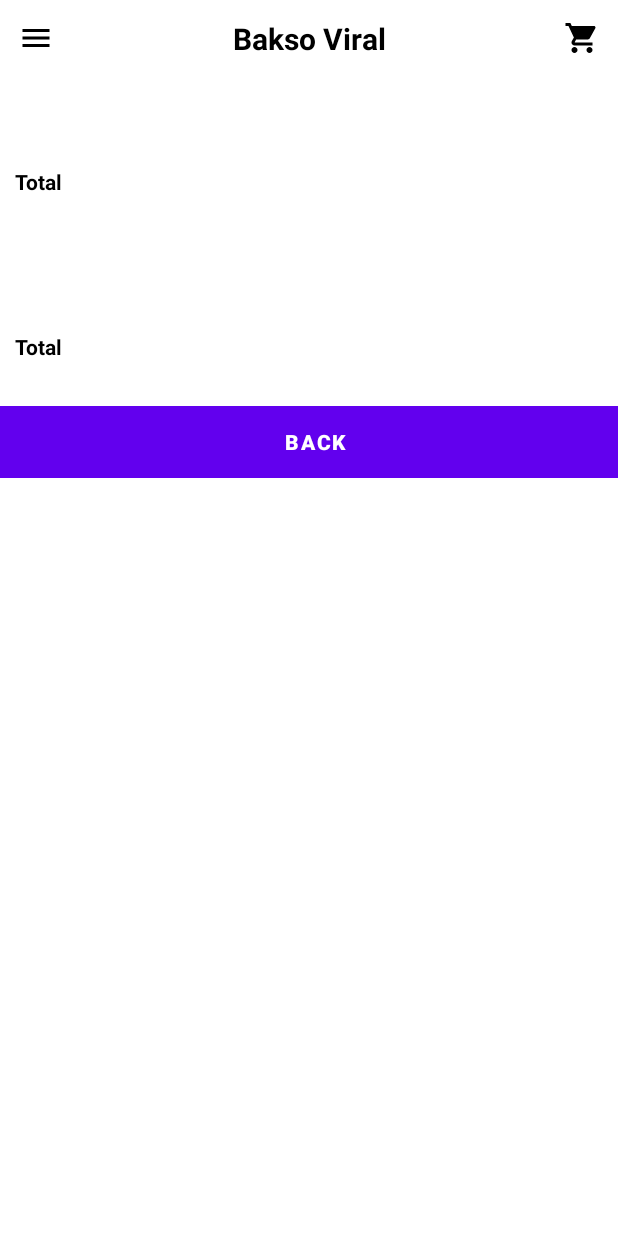
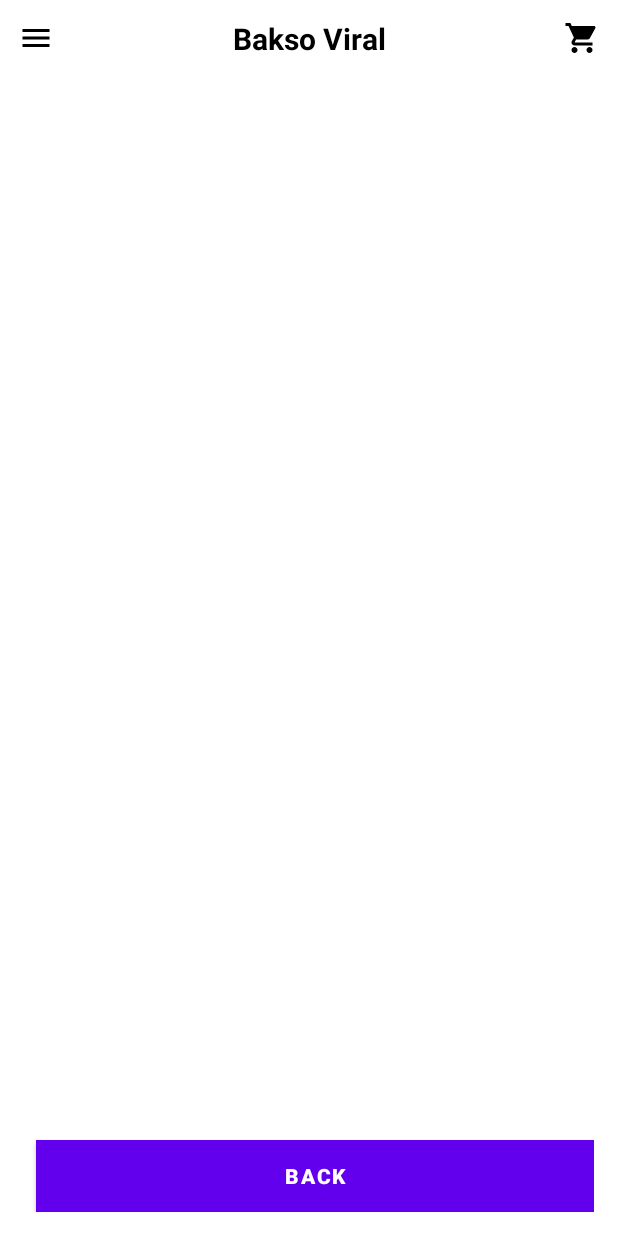
Before and after one commit to priska19/A_KELOMPOK1_MOBILE, an Android app: the RiwayatPembelian screen opened directly, with no data from a screen before it, on a phone screen of 412 x 824 dp. Run offline under Robolectric (Android 15) with nearby library versions, the phone set to English and light mode, and no system bars; 1 statement that could not run was skipped.

Commit message:
tampilan history

```diff
--- a/Bakso_Viral_Jember_Mobile/app/src/main/res/layout/activity_riwayatpembelian.xml
+++ b/Bakso_Viral_Jember_Mobile/app/src/main/res/layout/activity_riwayatpembelian.xml
@@ -15,131 +15,46 @@
         android:orientation="vertical">
         <include
             layout="@layout/main_tool"/>
-<ScrollView xmlns:android="http://schemas.android.com/apk/res/android"
-    xmlns:app="http://schemas.android.com/apk/res-auto"
-    xmlns:tools="http://schemas.android.com/tools"
-    android:layout_width="match_parent"
-    android:layout_height="match_parent">
-    tools:context=".MainActivity">
 
-    <LinearLayout
-        android:layout_width="match_parent"
-        android:layout_height="wrap_content"
-        android:orientation="vertical">
-
-        <TableLayout
-            android:id="@+id/tablelayoutid"
+        <RelativeLayout
+            xmlns:android="http://schemas.android.com/apk/res/android"
+            xmlns:tools="http://schemas.android.com/tools"
             android:layout_width="match_parent"
-            android:layout_height="wrap_content"
-            android:layout_marginTop="10dp"
-            android:background="@android:color/white">
-
-            <TableRow
-                android:id="@+id/pembelian1"
-                android:layout_width="match_parent"
-                android:layout_height="match_parent"
-                android:background="@android:color/white"
-                android:padding="10dp">
-
-                <LinearLayout
-                    android:layout_width="fill_parent"
-                    android:layout_height="fill_parent"
-                    android:orientation="vertical">
-
-                    <TableLayout
-                        android:id="@+id/tablelayoutpesanan"
-                        android:layout_width="match_parent"
-                        android:layout_height="wrap_content"
-                        android:layout_marginTop="10dp">
-
-                        <ListView
-                            android:layout_width="match_parent"
-                            android:layout_height="wrap_content" />
-                    </TableLayout>
-                </LinearLayout>
-
-            </TableRow>
-        </TableLayout>
-
-        <TableRow
-            android:id="@+id/total"
-            android:layout_width="410dp"
-            android:layout_height="100dp"
-            android:layout_marginTop="10dp"
-            android:background="@android:color/white"
-            android:padding="10dp">
-
-
-            <LinearLayout
-                android:layout_width="fill_parent"
-                android:layout_height="fill_parent"
-                android:orientation="vertical">
-
-                <TextView
-                    android:layout_width="150dp"
-                    android:layout_height="wrap_content"
-                    android:text="Total"
-                    android:textColor="@color/black"
-                    android:textStyle="bold" />
-
-            </LinearLayout>
-
-        </TableRow>
-
-        <TableRow
-            android:id="@+id/total2"
-            android:layout_width="410dp"
-            android:layout_height="wrap_content"
-            android:layout_marginTop="10dp"
-            android:background="@android:color/white"
-            android:padding="10dp">
-
-
-            <LinearLayout
+            android:layout_height="match_parent"
+            android:paddingBottom="16dp"
+            android:paddingLeft="16dp"
+            android:paddingRight="16dp"
+            android:paddingTop="16dp"
+            tools:context=".MainActivity">
+            <ListView
+                android:id="@+id/listView1"
                 android:layout_width="match_parent"
                 android:layout_height="wrap_content"
-                android:orientation="vertical">
-
-                <ListView
-                    android:layout_width="match_parent"
-                    android:layout_height="wrap_content" />
-
-                <TextView
-                    android:layout_width="150dp"
-                    android:layout_height="wrap_content"
-                    android:text="Total"
-                    android:textColor="@color/black"
-                    android:textStyle="bold" />
-
-            </LinearLayout>
-        </TableRow>
-
-        <LinearLayout
-            android:layout_width="match_parent"
-            android:layout_height="wrap_content"
-            android:layout_marginTop="20dp"
-            android:gravity="center"
-            android:orientation="horizontal">
+                android:layout_alignParentTop="true"
+                android:layout_alignParentRight="true"
+                android:layout_alignParentEnd="true"
+                android:layout_above="@id/btBack" />
 
             <Button
-                android:id="@+id/tombol3"
+                android:id="@+id/btBack"
                 android:layout_width="500dp"
                 android:layout_height="wrap_content"
                 android:layout_marginLeft="8dp"
                 android:background="@color/white"
                 android:text="BACK"
                 android:textColor="#FFFFFF"
-                android:textStyle="bold" />
-        </LinearLayout>
+                android:textStyle="bold"
+                android:layout_alignParentBottom="true"
+                android:layout_alignParentLeft="true"
+                android:layout_alignParentStart="true"/>
+        </RelativeLayout>
     </LinearLayout>
-</ScrollView>
-   </LinearLayout>
-    <RelativeLayout
-        android:layout_width="300dp"
-        android:layout_height="match_parent"
-        android:layout_gravity="start"
-        android:background="@color/white">
-        <include
-            layout="@layout/main_nav_drawer"/>
-    </RelativeLayout>
+    <!--    <RelativeLayout-->
+    <!--        android:layout_width="300dp"-->
+    <!--        android:layout_height="match_parent"-->
+    <!--        android:layout_gravity="start"-->
+    <!--        android:background="@color/white">-->
+    <!--        <include-->
+    <!--            layout="@layout/main_nav_drawer"/>-->
+    <!--    </RelativeLayout>-->
 </androidx.drawerlayout.widget.DrawerLayout>
--- /dev/null
+++ b/Bakso_Viral_Jember_Mobile/app/src/main/res/values/ids.xml
@@ -0,0 +1,4 @@
+<?xml version="1.0" encoding="utf-8"?>
+<resources>
+    <item name="btDone" type="id">btDone</item>
+</resources>
```
Also changed, not shown: Bakso_Viral_Jember_Mobile/app/src/main/res/layout/detail_pengiriman.xml (+19 -46 lines).
